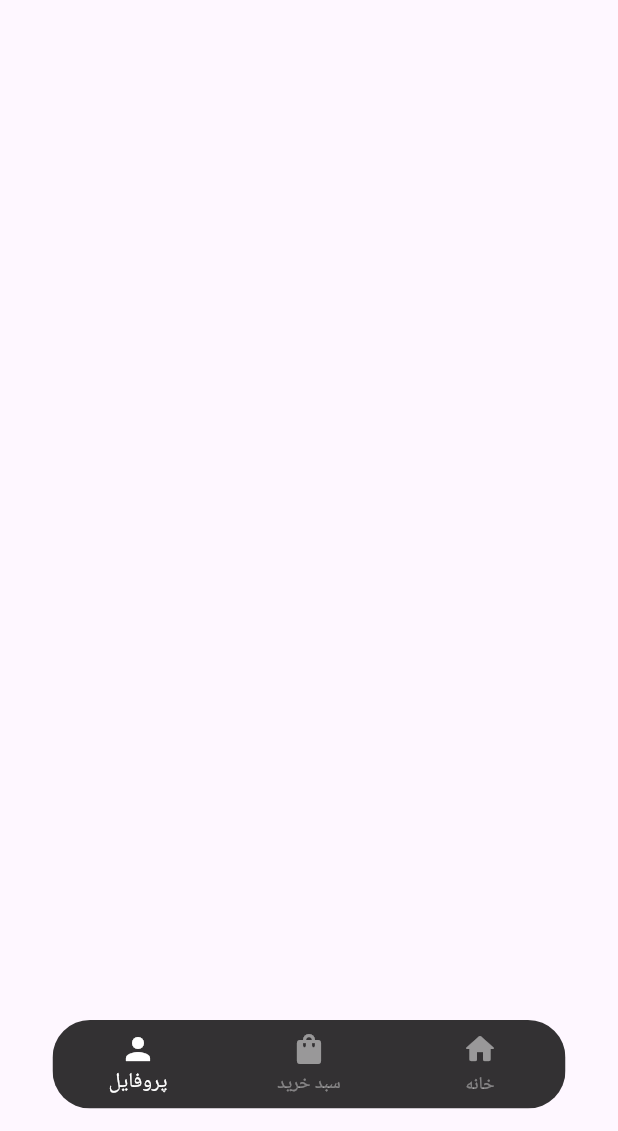
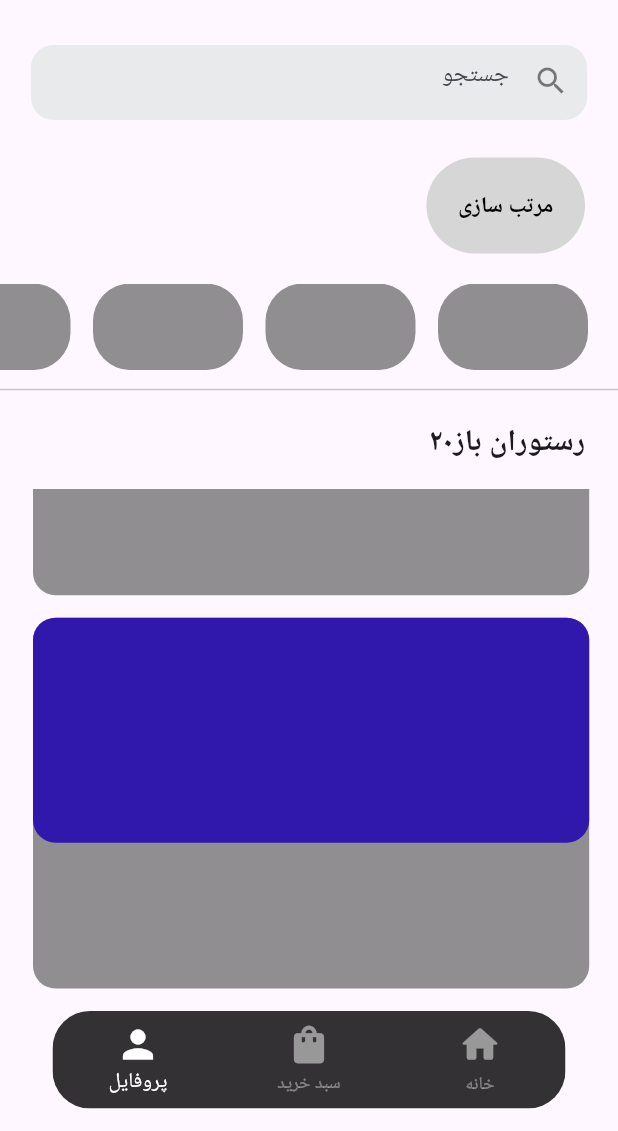
Before and after one commit to avafrzmhr/Food_Delivery, a Flutter app: the CategoryShopsScreen screen opened directly, on a phone screen of 412 x 824 dp, the part 105-1236 px from its top. Run offline on Flutter 3.47's test engine with Material 3 defaults, Android fonts, the phone set to English and light mode, and no system bars; our stand-ins replace flutter_svg, pinput.

Commit message:
category shops done

```diff
--- a/lib/views/category_shops/category_shops_screen.dart
+++ b/lib/views/category_shops/category_shops_screen.dart
@@ -1,7 +1,10 @@
 import 'package:flutter/material.dart';
+import 'package:food_delivery/views/category_shops/food_types_widget.dart';
 import 'package:food_delivery/views/home/bottom_navigation_provider.dart';
 import 'package:food_delivery/views/home/widgets/bottom_navigation_bar_widget.dart';
+import 'package:food_delivery/views/home/widgets/search_bar_widget.dart';
 import 'package:food_delivery/views/home/widgets/top_bar_widget.dart';
+import 'package:food_delivery/views/home/widgets/restaurants_listview_widget.dart';
 import 'package:provider/provider.dart';
 
 class CategoryShopsScreen extends StatefulWidget {
@@ -19,6 +22,54 @@ class _CategoryShopsScreenState extends State<CategoryShopsScreen> {
         body: Column(
           children: [
             TopBarWidget(constraints),
+            SearchBarWidget(constraints),
+            Container(
+              margin: const EdgeInsets.only(right: 22, top: 25),
+              alignment: Alignment.topRight,
+              child: ElevatedButton(
+                  style: ElevatedButton.styleFrom(
+                      backgroundColor: Colors.grey[350],
+                      foregroundColor: Colors.white,
+                      elevation: 0,
+                      padding: const EdgeInsets.all(21)),
+                  onPressed: () {},
+                  child: const Text(
+                    'مرتب سازی',
+                    style: TextStyle(
+                      fontWeight: FontWeight.bold,
+                      color: Colors.black,
+                      fontSize: 15,
+                    ),
+                  )),
+            ),
+            const SizedBox(
+              height: 20,
+            ),
+            FoodTypesWidget(constraints),
+            const SizedBox(
+              height: 5,
+            ),
+            const Divider(),
+            Container(
+              margin: const EdgeInsets.only(right: 22, top: 13),
+              alignment: Alignment.topRight,
+              child: const Text(
+                'رستوران باز۲۰',
+                style: TextStyle(
+                  fontWeight: FontWeight.bold,
+                  fontSize: 20,
+                ),
+              ),
+            ),
+            Expanded(
+                child: Container(
+                    margin: const EdgeInsets.only(left: 22, top: 15),
+                    child: RestaurantsListViewWidget(
+                      scrollDirection: Axis.vertical,
+                      constraints: constraints,
+                      width: constraints.maxWidth * 0.9,
+                      height: constraints.maxHeight * 0.3,
+                    )))
           ],
         ),
         bottomNavigationBar: Consumer<BottomNavigationProvider>(
--- /dev/null
+++ b/lib/views/category_shops/food_types_widget.dart
@@ -0,0 +1,85 @@
+import 'package:flutter/material.dart';
+
+class FoodTypesWidget extends StatefulWidget {
+  final BoxConstraints constraints;
+  const FoodTypesWidget(this.constraints, {super.key});
+
+  @override
+  State<FoodTypesWidget> createState() => _FoodTypesWidgetState();
+}
+
+class _FoodTypesWidgetState extends State<FoodTypesWidget> {
+  @override
+  Widget build(BuildContext context) {
+    return SizedBox(
+      height: widget.constraints.maxHeight * 0.07,
+      child: ListView(
+          physics: const BouncingScrollPhysics(),
+          scrollDirection: Axis.horizontal,
+          reverse: true,
+          shrinkWrap: true,
+          children: [
+            Container(
+              margin: const EdgeInsets.only(right: 20),
+              child: Container(
+                decoration: BoxDecoration(
+                  borderRadius: BorderRadius.circular(25),
+                  color: const Color.fromARGB(255, 144, 142, 145),
+                ),
+                width: 100,
+              ),
+            ),
+            Container(
+              margin: const EdgeInsets.only(right: 15),
+              child: Container(
+                decoration: BoxDecoration(
+                  borderRadius: BorderRadius.circular(25),
+                  color: const Color.fromARGB(255, 144, 142, 145),
+                ),
+                width: 100,
+              ),
+            ),
+            Container(
+              margin: const EdgeInsets.only(right: 15),
+              child: Container(
+                decoration: BoxDecoration(
+                  borderRadius: BorderRadius.circular(25),
+                  color: const Color.fromARGB(255, 144, 142, 145),
+                ),
+                width: 100,
+              ),
+            ),
+            Container(
+              margin: const EdgeInsets.only(right: 15),
+              child: Container(
+                decoration: BoxDecoration(
+                  borderRadius: BorderRadius.circular(25),
+                  color: const Color.fromARGB(255, 144, 142, 145),
+                ),
+                width: 100,
+              ),
+            ),
+            Container(
+              margin: const EdgeInsets.only(right: 15),
+              child: Container(
+                decoration: BoxDecoration(
+                  borderRadius: BorderRadius.circular(25),
+                  color: const Color.fromARGB(255, 144, 142, 145),
+                ),
+                width: 100,
+              ),
+            ),
+            Container(
+              margin: const EdgeInsets.only(right: 15),
+              child: Container(
+                decoration: BoxDecoration(
+                  borderRadius: BorderRadius.circular(25),
+                  color: const Color.fromARGB(255, 144, 142, 145),
+                ),
+                width: 100,
+              ),
+            ),
+          ]),
+    );
+  }
+}
--- a/lib/views/home/widgets/bottom_navigation_bar_widget.dart
+++ b/lib/views/home/widgets/bottom_navigation_bar_widget.dart
@@ -25,6 +25,7 @@ class BottomNavigationBarWidget extends StatelessWidget {
           items: const [
             BottomNavigationBarItem(
               icon: Icon(
+                size: 30,
                 Icons.person,
                 color: Colors.white,
               ),
@@ -32,6 +33,7 @@ class BottomNavigationBarWidget extends StatelessWidget {
             ),
             BottomNavigationBarItem(
               icon: Icon(
+                size: 30,
                 Icons.shopping_bag_rounded,
                 color: Colors.white,
               ),
@@ -39,6 +41,7 @@ class BottomNavigationBarWidget extends StatelessWidget {
             ),
             BottomNavigationBarItem(
               icon: Icon(
+                size: 30,
                 Icons.home_rounded,
                 color: Colors.white,
               ),
--- a/lib/views/home/widgets/category_container_widget.dart
+++ b/lib/views/home/widgets/category_container_widget.dart
@@ -19,7 +19,7 @@ class _CategoryContainerWidgetState extends State<CategoryContainerWidget> {
       height: widget.constraints.maxHeight * 0.22,
       decoration: BoxDecoration(
         borderRadius: BorderRadius.circular(15),
-        color: Colors.red,
+        color: const Color.fromRGBO(48, 24, 172, 1),
       ),
       child: Row(
         mainAxisAlignment: MainAxisAlignment.spaceEvenly,
--- /dev/null
+++ b/lib/views/home/widgets/restaurants_listview_widget.dart
@@ -0,0 +1,82 @@
+import 'package:flutter/material.dart';
+import 'package:flutter/widgets.dart';
+import 'package:food_delivery/views/restaurant_page/restaurant_page.dart';
+
+class RestaurantsListViewWidget extends StatefulWidget {
+  final BoxConstraints constraints;
+  final double width;
+  final double height;
+  final Axis scrollDirection;
+  const RestaurantsListViewWidget(
+      {super.key,
+      required this.scrollDirection,
+      required this.constraints,
+      required this.height,
+      required this.width});
+
+  @override
+  State<RestaurantsListViewWidget> createState() =>
+      _RestaurantsListViewWidgetState();
+}
+
+class _RestaurantsListViewWidgetState extends State<RestaurantsListViewWidget> {
+  @override
+  Widget build(BuildContext context) {
+    return ListView(
+      scrollDirection: widget.scrollDirection,
+      reverse: true,
+      children: [
+        GestureDetector(
+          onTap: () =>
+              Navigator.push(context, MaterialPageRoute(builder: (context) {
+            return const RestaurantPage();
+          })),
+          child: Stack(
+            children: [
+              Container(
+                decoration: BoxDecoration(
+                  borderRadius: BorderRadius.circular(15),
+                  color: const Color.fromARGB(255, 144, 142, 145),
+                ),
+                width: widget.width,
+                height: widget.height,
+              ),
+              Container(
+                decoration: BoxDecoration(
+                  borderRadius: BorderRadius.circular(15),
+                  color: const Color.fromRGBO(48, 24, 172, 1),
+                ),
+                width: widget.width,
+                height: 150,
+              ),
+            ],
+          ),
+        ),
+        const SizedBox(
+          width: 15,
+          height: 15,
+        ),
+        Stack(
+          children: [
+            Container(
+              decoration: BoxDecoration(
+                borderRadius: BorderRadius.circular(15),
+                color: const Color.fromARGB(255, 144, 142, 145),
+              ),
+              width: widget.width,
+              height: widget.height,
+            ),
+            Container(
+              decoration: BoxDecoration(
+                borderRadius: BorderRadius.circular(15),
+                color: const Color.fromRGBO(48, 24, 172, 1),
+              ),
+              width: widget.width,
+              height: 150,
+            ),
+          ],
+        ),
+      ],
+    );
+  }
+}
--- a/lib/views/home/widgets/search_bar_widget.dart
+++ b/lib/views/home/widgets/search_bar_widget.dart
@@ -2,12 +2,15 @@ import 'package:flutter/material.dart';
 
 class SearchBarWidget extends StatelessWidget {
   final BoxConstraints constraints;
-  final TextEditingController searchController;
-  const SearchBarWidget(this.searchController, this.constraints, {super.key});
+
+  const SearchBarWidget(this.constraints, {super.key});
 
   @override
   Widget build(BuildContext context) {
+    TextEditingController searchController = TextEditingController();
     return Center(
+      child: Padding(
+        padding: const EdgeInsets.only(top: 30),
         child: Container(
           width: constraints.maxWidth * 0.9,
           height: 50,
@@ -28,6 +31,7 @@ class SearchBarWidget extends StatelessWidget {
                 border: InputBorder.none),
           ),
         ),
+      ),
     );
   }
 }
```
Also changed, not shown: lib/views/home/home_screen.dart (+10 -7 lines), lib/views/home/widgets/tops_listview_widget.dart (deleted, +0 -67 lines), lib/views/restaurant_page/restaurant_page.dart (added, +98 -0 lines). Lines whose indentation alone changed are shown as unchanged.
